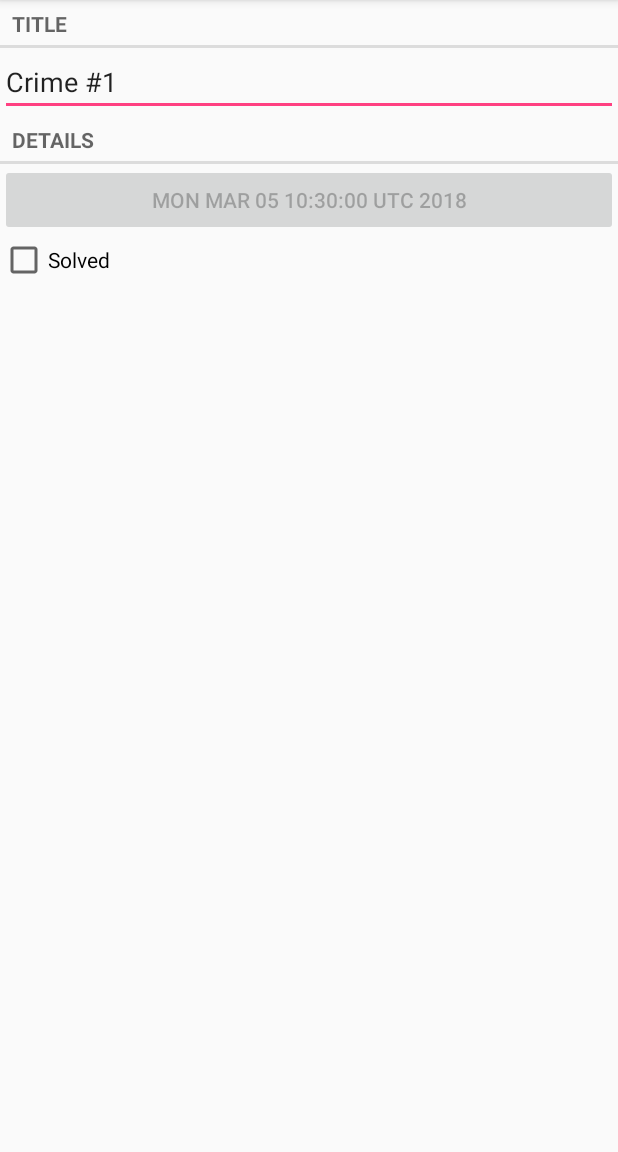
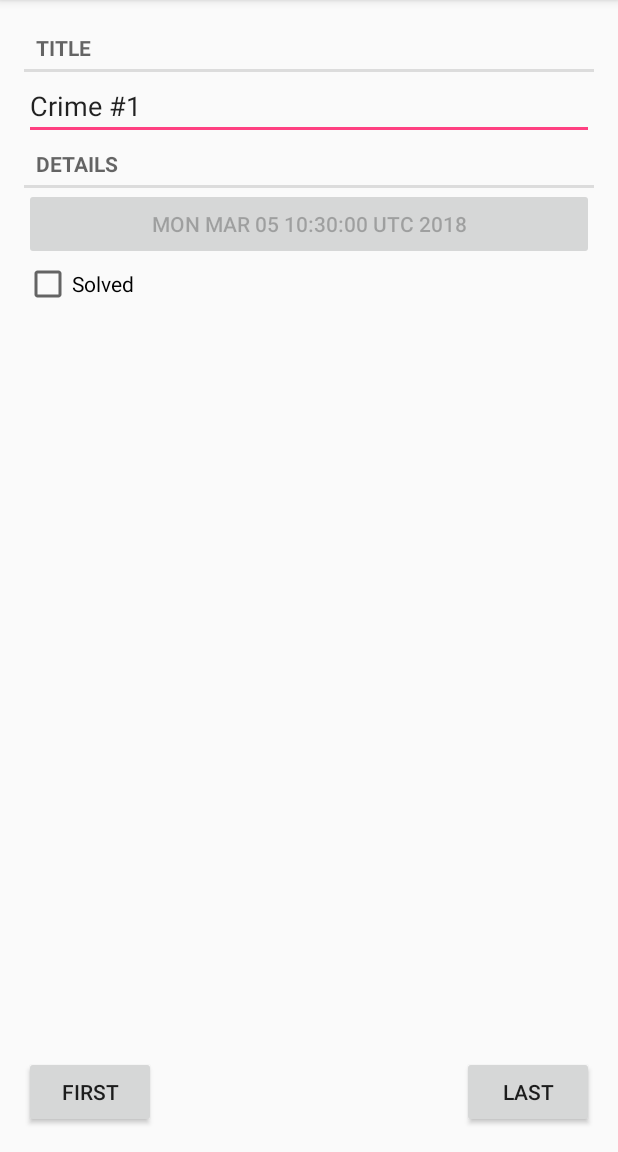
Before and after one commit to sarupahari/CriminalIntent, an Android app: the screen it shows after launch (CrimePagerActivity), after a tap on an icon or button, on a phone screen of 412 x 824 dp, the part 84-1236 px from its top. Run offline under Robolectric (Android 15) with nearby library versions, the phone set to English and light mode, and no system bars.

Commit message:
Chapter11Challenge

```diff
--- a/app/src/main/java/edu/wtamu/cis/cidm4385saru/criminalintent/CrimePagerActivity.java
+++ b/app/src/main/java/edu/wtamu/cis/cidm4385saru/criminalintent/CrimePagerActivity.java
@@ -8,6 +8,8 @@ import android.support.v4.app.FragmentManager;
 import android.support.v4.app.FragmentStatePagerAdapter;
 import android.support.v4.view.ViewPager;
 import android.support.v7.app.AppCompatActivity;
+import android.view.View;
+import android.widget.Button;
 
 import java.util.List;
 import java.util.UUID;
@@ -23,6 +25,9 @@ public class CrimePagerActivity extends AppCompatActivity {
 
     private ViewPager mViewPager;
     private List<Crime> mCrimes;
+
+    private Button mFirstButton;
+    private Button mLastButton;
 
     public static Intent newIntent(Context packageContext, UUID crimeId){
         Intent intent = new Intent(packageContext, CrimePagerActivity.class);
@@ -61,5 +66,49 @@ public class CrimePagerActivity extends AppCompatActivity {
                 break;
             }
         }
+
+        mViewPager.addOnPageChangeListener(new ViewPager.OnPageChangeListener(){
+            @Override
+            public void onPageScrolled(int position, float positionOffset, int PositionOffsetPixels){
+
+                if(mViewPager.getCurrentItem() == 0){
+                    mFirstButton.setVisibility(View.INVISIBLE);
+                }else{
+                    mFirstButton.setVisibility(View.VISIBLE);
+                }
+
+                if(mViewPager.getCurrentItem() == mViewPager.getAdapter().getCount() -1){
+                    mLastButton.setVisibility(View.INVISIBLE);
+                }else{
+                    mLastButton.setVisibility(View.VISIBLE);
+                }
+            }
+
+            @Override
+            public void onPageSelected(int position){
+
+            }
+
+            @Override
+            public void onPageScrollStateChanged(int state){
+
+            }
+        });
+
+        mFirstButton = (Button) findViewById(R.id.first_crime);
+        mFirstButton.setOnClickListener(new View.OnClickListener(){
+            @Override
+            public void onClick(View v){
+                mViewPager.setCurrentItem(0);
+            }
+        });
+
+        mLastButton = (Button) findViewById(R.id.last_crime);
+        mLastButton.setOnClickListener(new View.OnClickListener(){
+            @Override
+            public void onClick(View v){
+                mViewPager.setCurrentItem(mViewPager.getAdapter().getCount() -1);
+            }
+        });
     }
 }
--- a/app/src/main/res/layout/activity_crime_pager.xml
+++ b/app/src/main/res/layout/activity_crime_pager.xml
@@ -1,7 +1,31 @@
 <?xml version="1.0" encoding="utf-8"?>
-<android.support.v4.view.ViewPager xmlns:android="http://schemas.android.com/apk/res/android"
+<FrameLayout
+    xmlns:android="http://schemas.android.com/apk/res/android"
+    android:layout_height="match_parent"
+    android:layout_width="match_parent">
+
+<android.support.v4.view.ViewPager
+
     android:id="@+id/crime_view_pager"
     android:layout_width="match_parent"
-    android:layout_height="match_parent">
+    android:layout_height="match_parent"
+    android:layout_margin="16dp">
+</android.support.v4.view.ViewPager>
 
-</android.support.v4.view.ViewPager>
+    <Button
+        android:id="@+id/first_crime"
+        android:layout_width="wrap_content"
+        android:layout_height="wrap_content"
+        android:layout_gravity="bottom|left"
+        android:layout_margin="16dp"
+        android:text="First"/>
+
+    <Button
+        android:id="@+id/last_crime"
+        android:layout_width="wrap_content"
+        android:layout_height="wrap_content"
+        android:layout_gravity="bottom|right"
+        android:layout_margin="16dp"
+        android:text="Last"/>
+
+</FrameLayout>
```
Also changed, not shown: app/src/main/java/edu/wtamu/cis/cidm4385saru/criminalintent/CrimeActivity.java (deleted, +0 -30 lines).
